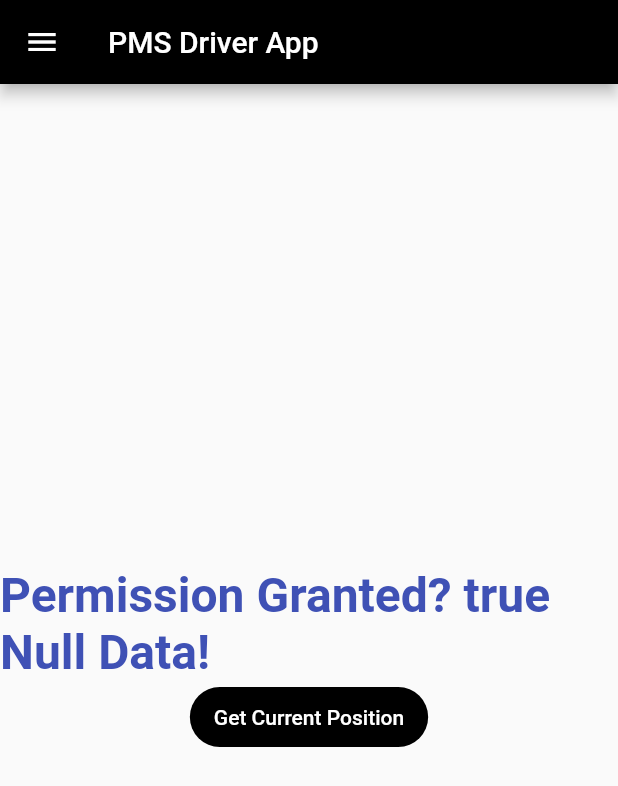
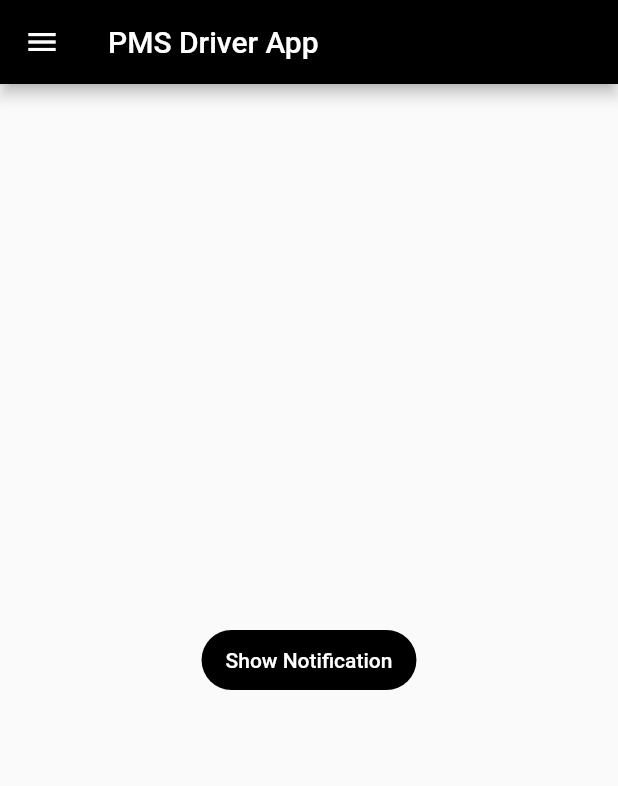
Before and after one commit to Ramadhanpembe/fyp_driver, a Flutter app: the HomeScreen screen opened directly with empty values, on a phone screen of 412 x 824 dp. Shown: the top 786 px of the screen. Run offline on Flutter 3.47's test engine with Material 2 defaults, Android fonts, the phone set to English and light mode, and no system bars; our stand-ins replace awesome_notifications, cloud_firestore, device_info_plus, firebase_core, geolocator; accounts and stored records are empty.

```diff
--- a/lib/data/location_manager.dart
+++ b/lib/data/location_manager.dart
@@ -1,7 +1,6 @@
 import 'dart:async';
 import 'dart:developer';
 
-import 'package:device_info_plus/device_info_plus.dart';
 import 'package:flutter/foundation.dart';
 import 'package:fyp_driver/data/resources.dart';
 import 'package:fyp_driver/models/driver_login.dart';
@@ -9,15 +8,12 @@ import 'package:geolocator/geolocator.dart';
 
 class LocationManager {
   late LocationSettings _locationSettings;
-  late final AndroidDeviceInfo androidInfo;
 
   LocationManager() {
     _init();
   }
   void _init() async {
-    DeviceInfoPlugin deviceInfoPlugin = DeviceInfoPlugin();
     isPermissionGranted = await _requestLocationPermission();
-    androidInfo = await deviceInfoPlugin.androidInfo;
   }
 
   Future<bool> _requestLocationPermission() async {
--- a/lib/data/resources.dart
+++ b/lib/data/resources.dart
@@ -1,7 +1,10 @@
 import 'dart:async';
 
+import 'package:device_info_plus/device_info_plus.dart';
+import 'package:flutter/cupertino.dart';
 import 'package:geolocator/geolocator.dart';
 
+import '../models/driver_login.dart';
 import 'firestore_manager.dart';
 import 'location_manager.dart';
 
@@ -9,3 +12,6 @@ late final FirestoreManager firestoreManager;
 late final LocationManager locationManager;
 bool isPermissionGranted = false;
 late final StreamSubscription<Position> positionStream;
+late final AndroidDeviceInfo androidInfo;
+final driverLoginNotifier = ValueNotifier<DriverLogin>(const DriverLogin(phone: '', password: ''));
+final messageIDNotifier = ValueNotifier<String>('');
--- a/lib/main.dart
+++ b/lib/main.dart
@@ -1,5 +1,7 @@
+import 'package:device_info_plus/device_info_plus.dart';
 import 'package:firebase_core/firebase_core.dart';
 import 'package:flutter/material.dart';
+import 'package:fyp_driver/data/notifications_manager.dart';
 import 'package:fyp_driver/firebase_options.dart';
 import 'package:fyp_driver/screens/login_screen.dart';
 
@@ -10,6 +12,9 @@ import 'data/resources.dart';
 Future<void> main() async {
   WidgetsFlutterBinding.ensureInitialized();
   await Firebase.initializeApp(options: DefaultFirebaseOptions.currentPlatform);
+  DeviceInfoPlugin deviceInfoPlugin = DeviceInfoPlugin();
+  androidInfo = await deviceInfoPlugin.androidInfo;
+  NotificationsManager.init();
   runApp(const MyApp());
 }
 
--- /dev/null
+++ b/lib/models/response.dart
@@ -0,0 +1,6 @@
+class Response {
+  const Response({required this.messageID, required this.timestamp, required this.isAccepted});
+  final String messageID;
+  final String timestamp;
+  final bool isAccepted;
+}
--- a/lib/screens/home_screen.dart
+++ b/lib/screens/home_screen.dart
@@ -4,7 +4,6 @@ import 'dart:developer';
 import 'package:flutter/material.dart';
 import 'package:fyp_driver/data/resources.dart';
 import 'package:fyp_driver/models/driver_login.dart';
-import 'package:geolocator/geolocator.dart';
 
 class HomeScreen extends StatefulWidget {
   const HomeScreen({super.key, required this.login});
@@ -15,18 +14,24 @@ class HomeScreen extends StatefulWidget {
 }
 
 class _HomeScreenState extends State<HomeScreen> {
-  late Timer? timer;
+  late Timer? positionTimer;
+  late Timer? notificationTimer;
   @override
   void initState() {
     locationManager.listenForLocationUpdates(widget.login);
-    timer = Timer.periodic(const Duration(seconds: 1),
+    driverLoginNotifier.value = widget.login;
+    log('############################${driverLoginNotifier.value.phone}');
+    positionTimer = Timer.periodic(const Duration(seconds: 1),
         (timer) => locationManager.listenForDriverPositionPeriodically(widget.login));
+    notificationTimer = Timer.periodic(const Duration(seconds: 3),
+        (timer) => firestoreManager.listenForNotificationUpdates(widget.login.phone));
     super.initState();
   }
 
   @override
   void dispose() {
-    timer?.cancel();
+    positionTimer?.cancel();
+    notificationTimer?.cancel();
     positionStream.cancel();
 
     super.dispose();
@@ -43,51 +48,11 @@ class _HomeScreenState extends State<HomeScreen> {
         ),
       ),
       body: Center(
-        child: StreamBuilder<Position>(
-          stream: Geolocator.getPositionStream(
-              locationSettings:
-                  const LocationSettings(accuracy: LocationAccuracy.high, distanceFilter: 0)),
-          builder: (context, snapshot) {
-            if (snapshot.data == null) {
-              return Column(
-                mainAxisAlignment: MainAxisAlignment.center,
-                children: [
-                  Text(
-                    'Permission Granted? $isPermissionGranted Null Data!',
-                    style: const TextStyle(
-                        fontWeight: FontWeight.bold, fontSize: 32.0, color: Colors.indigo),
-                  ),
-                  FilledButton(
-                    onPressed: () async {
-                      /// These stuff will need to be deleted as they technically don't work
-                      Position? position = await locationManager.getDriverCurrentLocation();
-                      if (position != null) {
-                        log('___current_latitude: ${position.latitude}');
-                        log('___current_longitude: ${position.longitude}');
-                      }
-
-                      Geolocator.getPositionStream().listen((Position? position) {
-                        log('___stream_latitude: ${position?.latitude}');
-                        log('___stream_longitude: ${position?.longitude}');
-                      });
-                    },
-                    child: const Text('Get Current Position'),
-                  ),
-                ],
-              );
-            }
-            Position position = snapshot.data!;
-            return Column(
-              mainAxisAlignment: MainAxisAlignment.center,
-              crossAxisAlignment: CrossAxisAlignment.start,
-              children: [
-                Text('latitude: ${position.latitude}'),
-                Text('longitude: ${position.longitude}'),
-                Text('accuracy: ${position.accuracy}'),
-                Text('speed: ${position.speed}'),
-              ],
-            );
+        child: FilledButton(
+          onPressed: () async {
+            // NotificationsManager.showNotification();
           },
+          child: const Text('Show Notification'),
         ),
       ),
     );
--- a/pubspec.yaml
+++ b/pubspec.yaml
@@ -13,12 +13,12 @@ dependencies:
   flutter:
     sdk: flutter
 
-
   cupertino_icons: ^1.0.2
   firebase_core: ^2.8.0
   cloud_firestore: ^4.4.5
   geolocator: ^9.0.2
   device_info_plus: ^8.1.0
+  awesome_notifications: ^0.7.4+1
 
 dev_dependencies:
   flutter_test:
```
Also changed, not shown: lib/data/firestore_manager.dart (+71 -1 lines), lib/data/notifications_manager.dart (added, +91 -0 lines), pubspec.lock, 1 other file.
